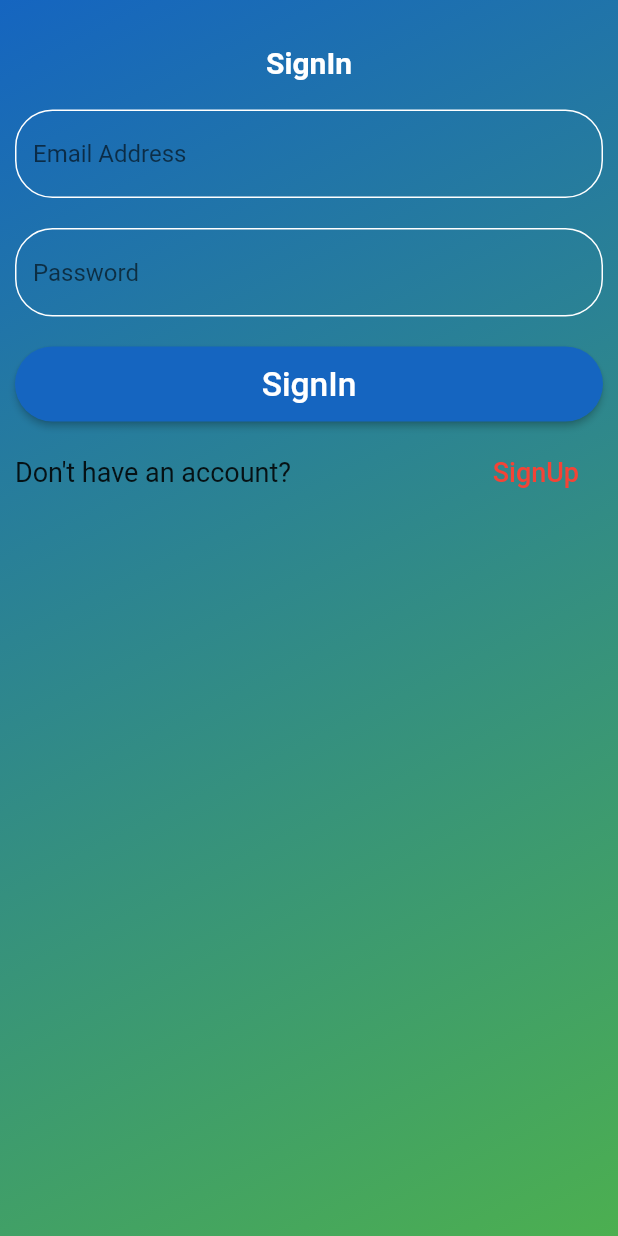
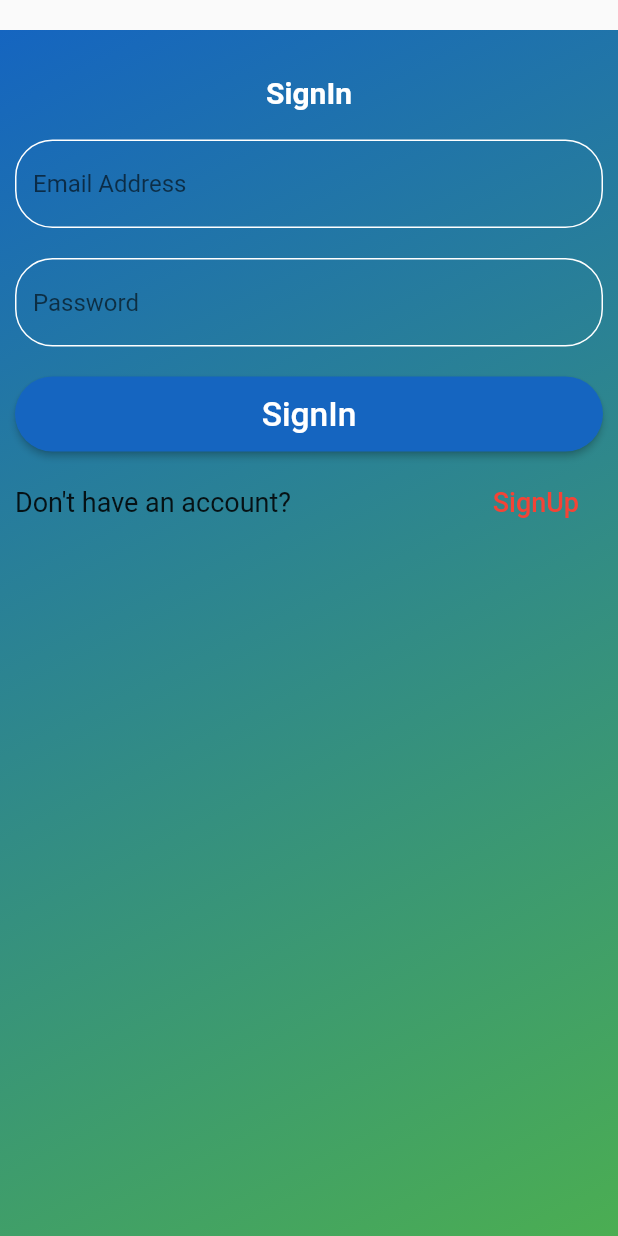
Before and after one commit to Aamir3118/quiz, a Flutter app: the screen it shows after launch, after a tap on "SignUp", after a tap on "SignIn", on a phone screen of 412 x 824 dp. Run offline on Flutter 3.47's test engine with Material 2 defaults, Android fonts, the phone set to English and light mode, and no system bars; our stand-ins replace cloud_firestore, firebase_auth, firebase_core; accounts and stored records are empty.

Commit message:
authentication done

```diff
--- a/lib/authform/sign_in.dart
+++ b/lib/authform/sign_in.dart
@@ -29,6 +29,8 @@ class _SignInState extends State<SignIn> {
           )
         : Scaffold(
             body: SingleChildScrollView(
+              child: Padding(
+                padding: const EdgeInsets.only(top: 20),
                 child: Container(
                   height: MediaQuery.of(context).size.height,
                   width: double.infinity,
@@ -184,7 +186,8 @@ class _SignInState extends State<SignIn> {
                                 height: 10,
                               ),
                               Row(
-                              mainAxisAlignment: MainAxisAlignment.spaceBetween,
+                                mainAxisAlignment:
+                                    MainAxisAlignment.spaceBetween,
                                 children: [
                                   Text(
                                     'Don\'t have an account?',
@@ -239,6 +242,7 @@ class _SignInState extends State<SignIn> {
                   ),
                 ),
               ),
+            ),
           );
   }
 }
--- a/lib/authform/sign_up.dart
+++ b/lib/authform/sign_up.dart
@@ -42,6 +42,8 @@ class _SignUpState extends State<SignUp> {
           )
         : Scaffold(
             body: SingleChildScrollView(
+              child: Padding(
+                padding: const EdgeInsets.only(top: 20),
                 child: Container(
                   height: MediaQuery.of(context).size.height,
                   width: double.infinity,
@@ -267,7 +269,8 @@ class _SignUpState extends State<SignUp> {
                                                 username, email, password);
                                         if (result == null) {
                                           setState(() {
-                                          error = 'Please enter a valid email';
+                                            error =
+                                                'Please enter a valid email';
                                             setState(() {
                                               loading = false;
                                             });
@@ -287,7 +290,8 @@ class _SignUpState extends State<SignUp> {
                                 height: 10,
                               ),
                               Row(
-                              mainAxisAlignment: MainAxisAlignment.spaceBetween,
+                                mainAxisAlignment:
+                                    MainAxisAlignment.spaceBetween,
                                 children: [
                                   Text(
                                     'Already have an account?',
@@ -342,6 +346,7 @@ class _SignUpState extends State<SignUp> {
                   ),
                 ),
               ),
+            ),
           );
   }
 }
```
Lines whose indentation alone changed are shown as unchanged.
